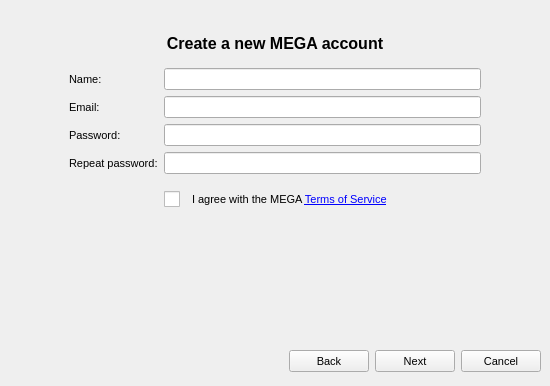
Above: Source/MEGASync/gui/SetupWizard.ui from meganz/MEGAsync before the change. Below: the same form after it.
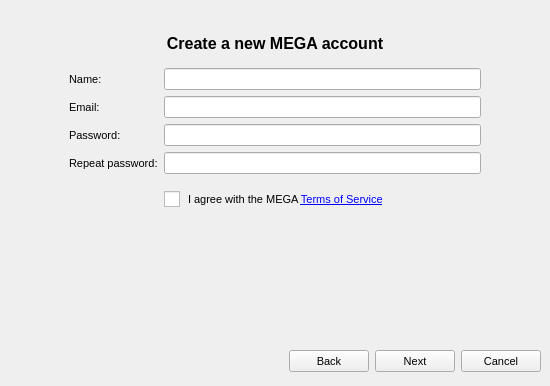
That is the form after the change. Icons and pictures are not drawn.

```diff
--- a/Source/MEGASync/gui/SetupWizard.ui
+++ b/Source/MEGASync/gui/SetupWizard.ui
@@ -344,11 +344,20 @@
              <item>
               <widget class="QCheckBox" name="cAgreeWithTerms">
                <property name="sizePolicy">
-                <sizepolicy hsizetype="Minimum" vsizetype="Preferred">
+                <sizepolicy hsizetype="Preferred" vsizetype="Preferred">
                  <horstretch>0</horstretch>
                  <verstretch>0</verstretch>
                 </sizepolicy>
                </property>
+               <property name="maximumSize">
+                <size>
+                 <width>18</width>
+                 <height>16777215</height>
+                </size>
+               </property>
+               <property name="styleSheet">
+                <string notr="true"/>
+               </property>
                <property name="text">
                 <string/>
                </property>
```
Left out of the diff: 44 changed lines with no effect on the pictures.
